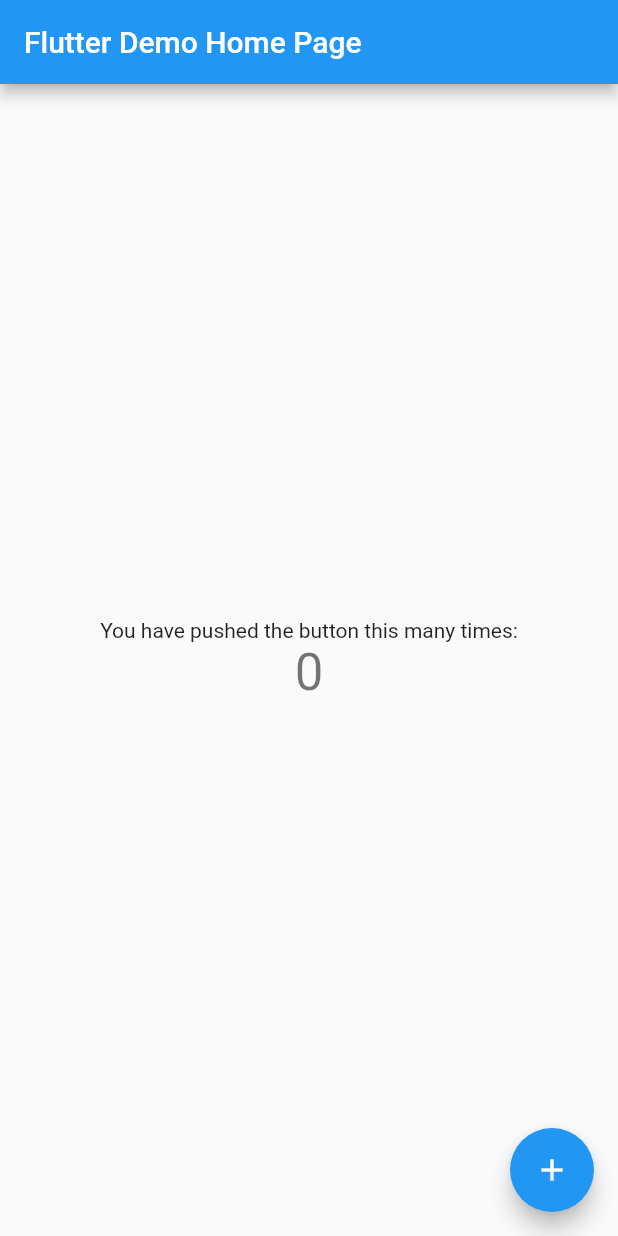
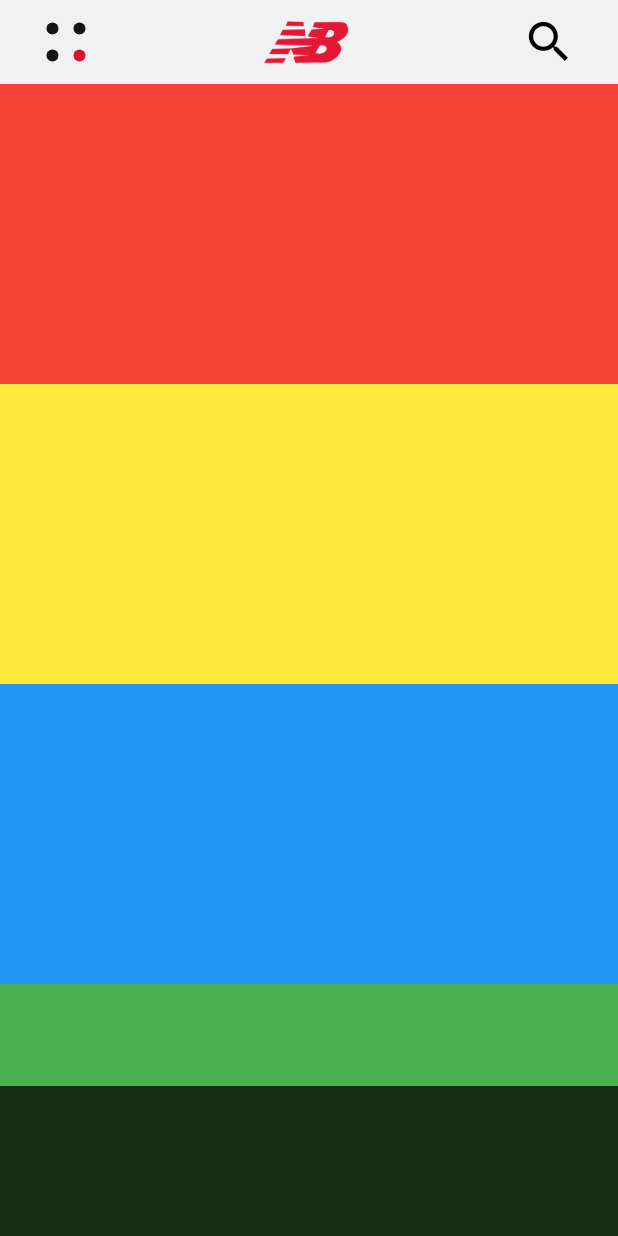
Before and after one commit to mtopolewski/flutter_design_case_new_balance, a Flutter app: the screen it shows after launch, on a phone screen of 412 x 824 dp. Run offline on Flutter 3.47's test engine with Material 2 defaults, Android fonts, the phone set to English and light mode, and no system bars.

Commit message:
Work in progress

```diff
--- a/lib/main.dart
+++ b/lib/main.dart
@@ -1,115 +1,146 @@
 import 'package:flutter/material.dart';
+import 'package:flutter_design_case_new_balance/styles/colors.dart';
+import 'package:flutter_design_case_new_balance/styles/sizes.dart';
+import 'package:flutter_design_case_new_balance/widgets/dots_button.dart';
 
 void main() {
-  runApp(const MyApp());
+  runApp(MyApp());
 }
 
 class MyApp extends StatelessWidget {
   const MyApp({Key? key}) : super(key: key);
 
-  // This widget is the root of your application.
   @override
   Widget build(BuildContext context) {
     return MaterialApp(
-      title: 'Flutter Demo',
-      theme: ThemeData(
-        // This is the theme of your application.
-        //
-        // Try running your application with "flutter run". You'll see the
-        // application has a blue toolbar. Then, without quitting the app, try
-        // changing the primarySwatch below to Colors.green and then invoke
-        // "hot reload" (press "r" in the console where you ran "flutter run",
-        // or simply save your changes to "hot reload" in a Flutter IDE).
-        // Notice that the counter didn't reset back to zero; the application
-        // is not restarted.
-        primarySwatch: Colors.blue,
-      ),
-      home: const MyHomePage(title: 'Flutter Demo Home Page'),
+      debugShowCheckedModeBanner: false,
+      home: HomePage(),
     );
   }
 }
 
-class MyHomePage extends StatefulWidget {
-  const MyHomePage({Key? key, required this.title}) : super(key: key);
-
-  // This widget is the home page of your application. It is stateful, meaning
-  // that it has a State object (defined below) that contains fields that affect
-  // how it looks.
-
-  // This class is the configuration for the state. It holds the values (in this
-  // case the title) provided by the parent (in this case the App widget) and
-  // used by the build method of the State. Fields in a Widget subclass are
-  // always marked "final".
-
-  final String title;
-
-  @override
-  State<MyHomePage> createState() => _MyHomePageState();
-}
-
-class _MyHomePageState extends State<MyHomePage> {
-  int _counter = 0;
-
-  void _incrementCounter() {
-    setState(() {
-      // This call to setState tells the Flutter framework that something has
-      // changed in this State, which causes it to rerun the build method below
-      // so that the display can reflect the updated values. If we changed
-      // _counter without calling setState(), then the build method would not be
-      // called again, and so nothing would appear to happen.
-      _counter++;
-    });
-  }
-
+class HomePage extends StatelessWidget {
   @override
   Widget build(BuildContext context) {
-    // This method is rerun every time setState is called, for instance as done
-    // by the _incrementCounter method above.
-    //
-    // The Flutter framework has been optimized to make rerunning build methods
-    // fast, so that you can just rebuild anything that needs updating rather
-    // than having to individually change instances of widgets.
     return Scaffold(
+      backgroundColor: AppColors.backgroundWhite,
       appBar: AppBar(
-        // Here we take the value from the MyHomePage object that was created by
-        // the App.build method, and use it to set our appbar title.
-        title: Text(widget.title),
-      ),
-      body: Center(
-        // Center is a layout widget. It takes a single child and positions it
-        // in the middle of the parent.
-        child: Column(
-          // Column is also a layout widget. It takes a list of children and
-          // arranges them vertically. By default, it sizes itself to fit its
-          // children horizontally, and tries to be as tall as its parent.
-          //
-          // Invoke "debug painting" (press "p" in the console, choose the
-          // "Toggle Debug Paint" action from the Flutter Inspector in Android
-          // Studio, or the "Toggle Debug Paint" command in Visual Studio Code)
-          // to see the wireframe for each widget.
-          //
-          // Column has various properties to control how it sizes itself and
-          // how it positions its children. Here we use mainAxisAlignment to
-          // center the children vertically; the main axis here is the vertical
-          // axis because Columns are vertical (the cross axis would be
-          // horizontal).
-          mainAxisAlignment: MainAxisAlignment.center,
-          children: <Widget>[
-            const Text(
-              'You have pushed the button this many times:',
-            ),
-            Text(
-              '$_counter',
-              style: Theme.of(context).textTheme.headline4,
-            ),
-          ],
+        titleSpacing: 0,
+        backgroundColor: AppColors.backgroundWhite,
+        shadowColor: Colors.transparent,
+        centerTitle: true,
+        title: Padding(
+          padding:
+              const EdgeInsets.symmetric(horizontal: AppSizes.defaultMargin),
+          child: Row(
+            mainAxisAlignment: MainAxisAlignment.spaceBetween,
+            children: [
+              const DotsButton(),
+              const SizedBox(
+                height: 30,
+                child: Image(
+                  image: AssetImage('lib/assets/new_balance_red_logo.png'),
+                ),
+              ),
+              InkWell(
+                onTap: () {},
+                child: Ink(
+                  child: const SizedBox(
+                    height: 40,
+                    width: 40,
+                    child: Icon(
+                      Icons.search,
+                      color: Colors.black,
+                      size: 36,
+                    ),
+                  ),
+                ),
+              ),
+            ],
+          ),
         ),
       ),
-      floatingActionButton: FloatingActionButton(
-        onPressed: _incrementCounter,
-        tooltip: 'Increment',
-        child: const Icon(Icons.add),
-      ), // This trailing comma makes auto-formatting nicer for build methods.
+      // appBar: AppBar(
+      //   titleSpacing: 0,
+      //   backgroundColor: AppColors.backgroundWhite,
+      //   //toolbarOpacity: 0,
+      //   shadowColor: Colors.transparent,
+      //   leading: const Center(child: DotsButton()),
+      //   centerTitle: true,
+      //   //elevation: 0,
+      //   title: const SizedBox(
+      //     height: 30,
+      //     child: Image(
+      //       image: AssetImage('lib/assets/new_balance_red_logo.png'),
+      //     ),
+      //   ),
+      //   actions: [
+      //     InkWell(
+      //       onTap: () {},
+      //       child: Ink(
+      //         child: const SizedBox(
+      //           height: 40,
+      //           width: 40,
+      //           child: Icon(
+      //             Icons.search,
+      //             color: Colors.black,
+      //             size: 36,
+      //           ),
+      //         ),
+      //       ),
+      //     ),
+      //   ],
+      // ),
+      body: Stack(
+        children: [
+          SingleChildScrollView(
+            child: Column(
+              children: [
+                Container(
+                  height: 200,
+                  color: Colors.red,
+                ),
+                Container(
+                  height: 200,
+                  color: Colors.yellow,
+                ),
+                Container(
+                  height: 200,
+                  color: Colors.blue,
+                ),
+                Container(
+                  height: 200,
+                  color: Colors.green,
+                ),
+                Container(
+                  height: 200,
+                  color: Colors.orange,
+                ),
+                Container(
+                  height: 200,
+                  color: Colors.purple,
+                ),
+                Container(
+                  height: 200,
+                  color: Colors.pink,
+                ),
+                Container(
+                  height: 200,
+                  color: Colors.red,
+                ),
+              ],
+            ),
+          ),
+          Align(
+            alignment: Alignment.bottomCenter,
+            child: Container(
+              //TODO: change to bottom bar
+              height: 100,
+              color: Color(0xBB000000),
+            ),
+          )
+        ],
+      ),
     );
   }
 }
--- /dev/null
+++ b/lib/styles/colors.dart
@@ -0,0 +1,8 @@
+import 'package:flutter/material.dart';
+
+class AppColors {
+  static const Color backgroundWhite = Color(0xFFF1F1F1);
+  static const Color buttonRed = Color(0xFFD31430);
+  static const Color buttonBlack = Color(0xFF151415);
+  static const Color disabledGray = Color(0xFFD1D7DC);
+}
--- /dev/null
+++ b/lib/styles/sizes.dart
@@ -0,0 +1,3 @@
+class AppSizes {
+  static const double defaultMargin = 26;
+}
--- /dev/null
+++ b/lib/widgets/dots_button.dart
@@ -0,0 +1,55 @@
+import 'package:flutter/material.dart';
+import 'package:flutter_design_case_new_balance/styles/colors.dart';
+
+class DotsButton extends StatelessWidget {
+  const DotsButton({Key? key}) : super(key: key);
+
+  @override
+  Widget build(BuildContext context) {
+    return InkWell(
+      onTap: () {},
+      child: Ink(
+        color: Colors.transparent,
+        child: SizedBox(
+          height: 36,
+          width: 36,
+          child: GridView.count(
+            crossAxisCount: 2,
+            children: const [
+              Dot(
+                color: AppColors.buttonBlack,
+              ),
+              Dot(
+                color: AppColors.buttonBlack,
+              ),
+              Dot(
+                color: AppColors.buttonBlack,
+              ),
+              Dot(
+                color: AppColors.buttonRed,
+              ),
+            ],
+          ),
+        ),
+      ),
+    );
+  }
+}
+
+class Dot extends StatelessWidget {
+  const Dot({required this.color, Key? key}) : super(key: key);
+  final Color color;
+
+  @override
+  Widget build(BuildContext context) {
+    return Center(
+      child: Container(
+        width: 8,
+        height: 8,
+        decoration: BoxDecoration(
+            color: color,
+            borderRadius: const BorderRadius.all(Radius.circular(4))),
+      ),
+    );
+  }
+}
--- a/pubspec.yaml
+++ b/pubspec.yaml
@@ -58,9 +58,8 @@ flutter:
   uses-material-design: true
 
   # To add assets to your application, add an assets section, like this:
-  # assets:
-  #   - images/a_dot_burr.jpeg
-  #   - images/a_dot_ham.jpeg
+  assets:
+    - lib/assets/new_balance_red_logo.png
 
   # An image asset can refer to one or more resolution-specific "variants", see
   # https://flutter.dev/assets-and-images/#resolution-aware.
```
Also changed, not shown: lib/assets/new_balance_red_logo.png (added).
